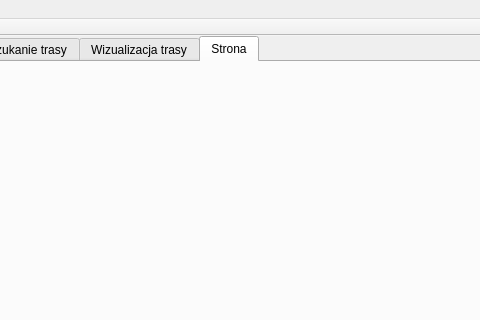
The window that mainwindow.ui (jakpor/Trasy_biegaczy) describes before a commit, drawn with Qt 5; both pictures show x 301 to 781 and y 0 to 320 of the 955 by 695 pixel window.
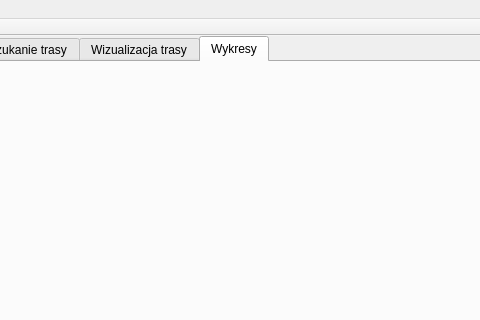
The same window after the commit. The open tabs and pages were chosen to show the change. Custom widgets are drawn as their Qt base class.

Commit message:
Rysowanie prostych wykresów
Jak będą dane z algorytmu wystarczy je wrzucić w odpowiednie miejsce.

```diff
--- a/mainwindow.ui
+++ b/mainwindow.ui
@@ -658,15 +658,15 @@
     </widget>
     <widget class="QWidget" name="tab_5">
      <attribute name="title">
-      <string>Strona</string>
+      <string>Wykresy</string>
      </attribute>
      <widget class="QCustomPlot" name="plotWidget" native="true">
       <property name="geometry">
        <rect>
         <x>10</x>
         <y>10</y>
-        <width>481</width>
-        <height>331</height>
+        <width>391</width>
+        <height>281</height>
        </rect>
       </property>
      </widget>
```
Left out of the diff: 2 changed lines with no effect on the pictures. The commit also changes 2 other files.
